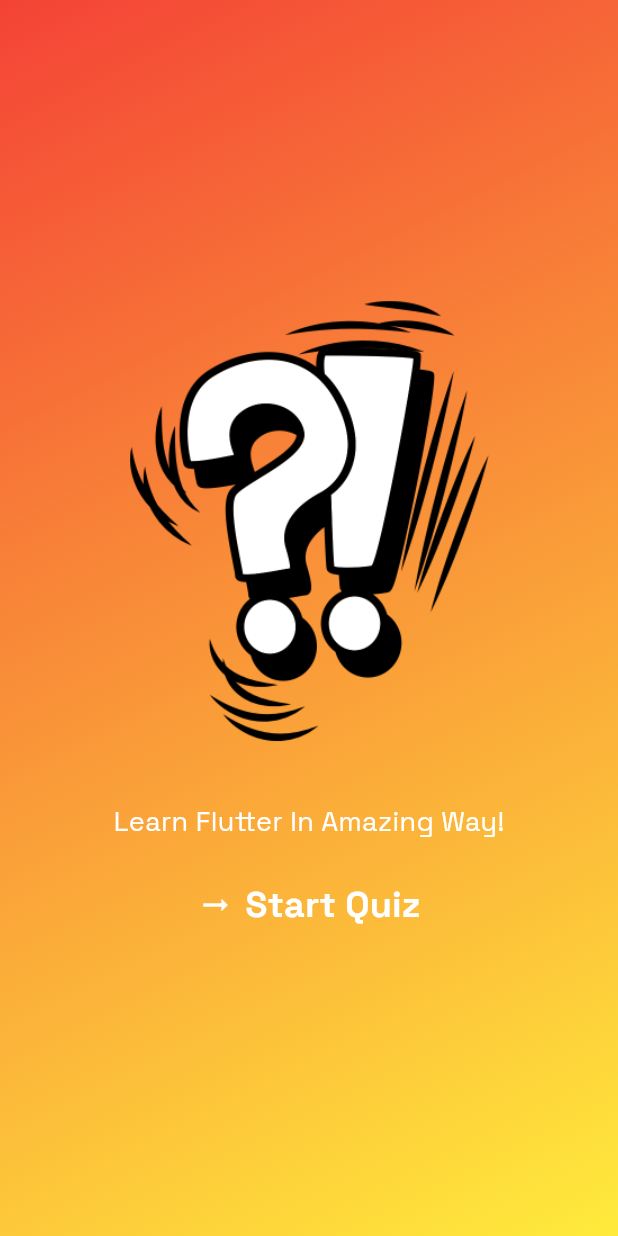
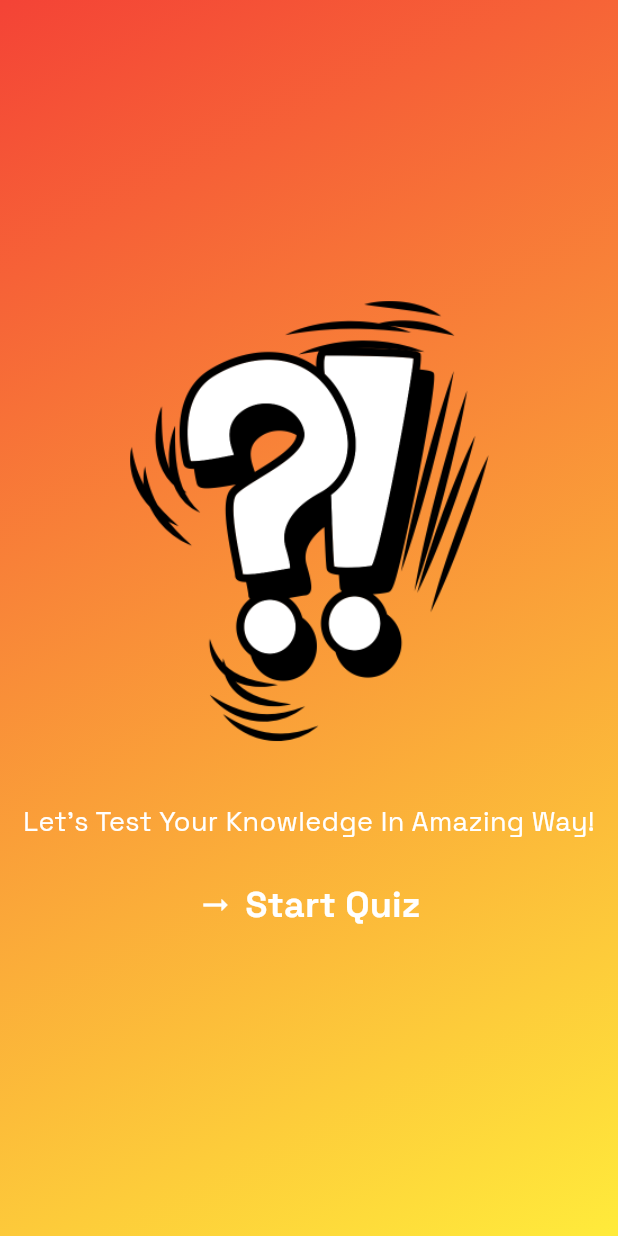
Before and after one commit to smit-patel122/quiz-app, a Flutter app: the screen it shows after launch, on a phone screen of 412 x 824 dp. Run offline on Flutter 3.47's test engine with Material 3 defaults, Android fonts, the phone set to English and light mode, and no system bars; our stand-ins replace google_fonts.

Commit message:
Commit message describing your changes

```diff
--- a/lib/data/questions.dart
+++ b/lib/data/questions.dart
@@ -2,22 +2,22 @@ import 'package:quiz_app/model/quiz_questions.dart';
 
 const questions = [
   QuizQuestion(
-    'What are the main building blocks of Flutter UIs?',
+    'How many months have 28 days?',
     [
-      'Widgets',
-      'Components',
-      'Blocks',
-      'Functions',
+      'All of them',
+      '2',
+      '1',
+      'Depends if there is a leap year or not',
     ],
   ),
-  QuizQuestion('How are Flutter UIs built?', [
-    'By combining widgets in code',
-    'By combining widgets in a visual editor',
-    'By defining widgets in config files',
-    'By using XCode for iOS and Android Studio for Android',
+  QuizQuestion('How many 0.5cm slices can you cut from a bread that is 25cm long?', [
+    '50',
+    '100',
+    '25',
+    '75',
   ]),
   QuizQuestion(
-    'What\'s the purpose of a StatefulWidget?',
+    'What\'s the purpose of a StatefulWidget in Flutter?',
     [
       'Update UI as data changes',
       'Update data as UI changes',
@@ -26,30 +26,30 @@ const questions = [
     ],
   ),
   QuizQuestion(
-    'Which widget should you try to use more often: StatelessWidget or StatefulWidget?',
+    'The author of world famous Harry Potter series is ______.',
     [
-      'StatelessWidget',
-      'StatefulWidget',
-      'Both are equally good',
-      'None of the above',
+      'J K Rowling',
+      'Arundhati Roy',
+      'Christopher Nolan',
+      'Ryan Gosling',
     ],
   ),
   QuizQuestion(
-    'What happens if you change data in a StatelessWidget?',
+    'Capital of India is ______.',
     [
-      'The UI is not updated',
-      'The UI is updated',
-      'The closest StatefulWidget is updated',
-      'Any nested StatefulWidgets are updated',
+      'New Delhi',
+      'Mumbai',
+      'Kolkata',
+      'Surat',
     ],
   ),
   QuizQuestion(
-    'How should you update data inside of StatefulWidgets?',
+    'Which is the Longest Format of Cricket?',
     [
-      'By calling setState()',
-      'By calling updateData()',
-      'By calling updateUI()',
-      'By calling updateState()',
+      'Test',
+      'One Day',
+      'T20',
+      'The Hundred',
     ],
   ),
 ];
--- a/lib/quiz.dart
+++ b/lib/quiz.dart
@@ -61,12 +61,6 @@ class _QuizState extends State<Quiz> {
       home: Scaffold(
         body: Container(
             decoration: const BoxDecoration(
-              // gradient: LinearGradient(
-              //   colors: [
-              //     Color.fromRGBO(120, 88, 166, 1.0),
-              //     Color.fromRGBO(91, 75, 138, 1.0),
-              //     Color.fromRGBO(76, 53, 117, 1.0)
-              //   ],
               gradient: LinearGradient(
                 colors: [Colors.yellow, Colors.red],
                 begin: Alignment.bottomRight,
--- a/lib/start_screen.dart
+++ b/lib/start_screen.dart
@@ -22,7 +22,7 @@ class StartScreen extends StatelessWidget {
             height: 20,
           ),
           Text(
-            'Learn Flutter In Amazing Way!',
+            'Let\'s Test Your Knowledge In Amazing Way!',
             style: GoogleFonts.spaceGrotesk(color: Colors.white, fontSize: 18),
           ),
           TextButton.icon(
```
Also changed, not shown: pubspec.lock, 4 other files.
